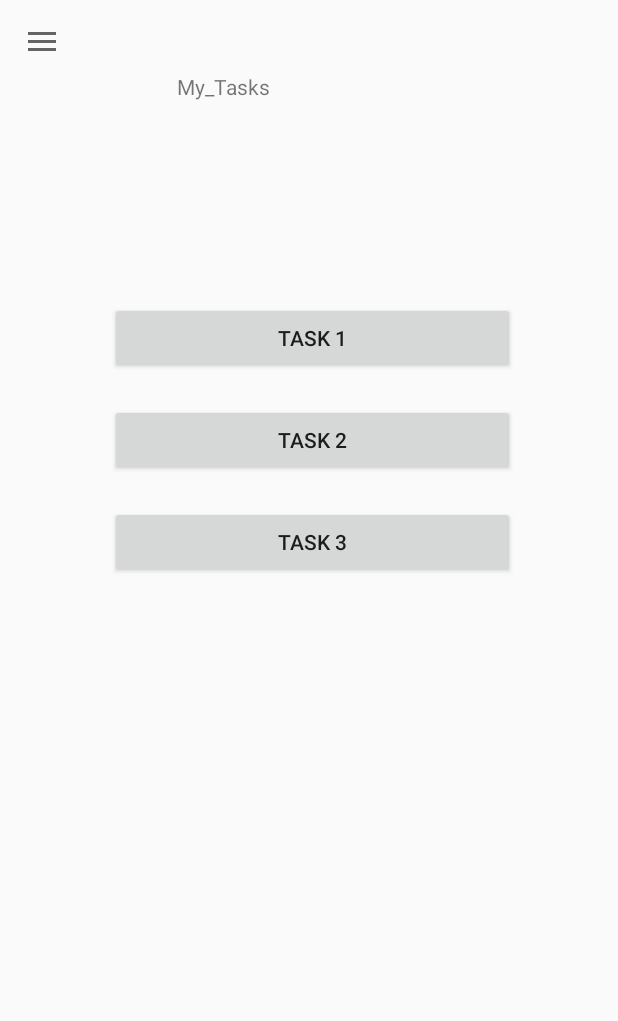
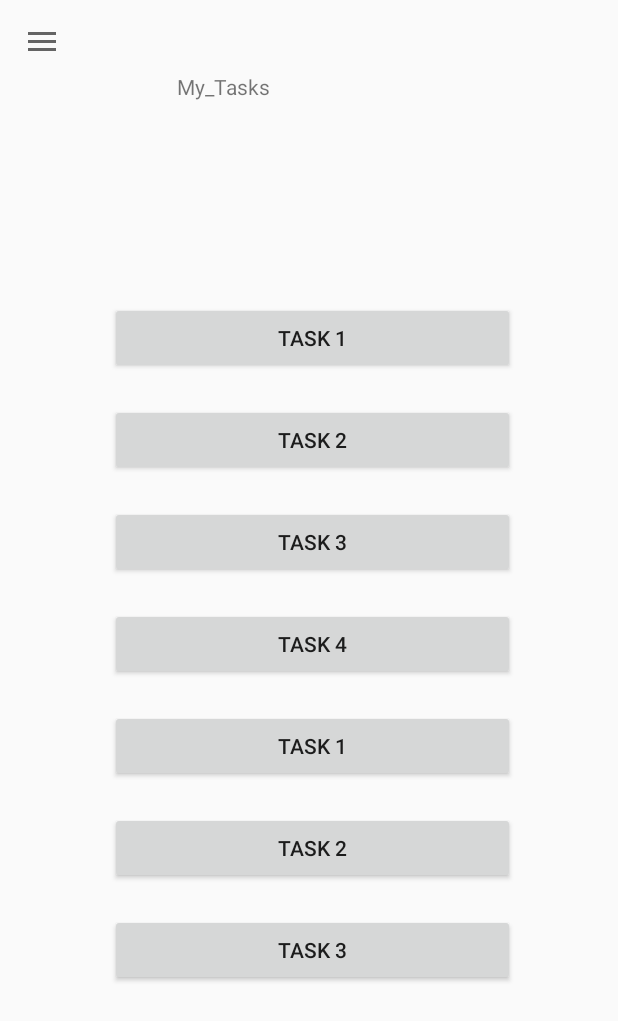
Before and after one commit to JordanGardiner/Messy_Flatmates, an Android app: the fragment My_task_fragment placed in its activity, on a phone screen of 412 x 824 dp. Shown: the top 1021 px of the screen. Run offline under Robolectric (Android 15) with nearby library versions, the phone set to English and light mode, and no system bars.

Commit message:
Created a recycledview frame and support functions for my Tasks

```diff
--- a/app/src/main/java/com/example/messy_flatmates/Fragments/ListAdapter.java
+++ b/app/src/main/java/com/example/messy_flatmates/Fragments/ListAdapter.java
@@ -1,5 +1,7 @@
 package com.example.messy_flatmates.Fragments;
 
+import android.content.Context;
+import android.content.SyncAdapterType;
 import android.view.LayoutInflater;
 import android.view.View;
 import android.view.ViewGroup;
@@ -10,14 +12,60 @@ import android.widget.TextView;
 import androidx.annotation.NonNull;
 import androidx.recyclerview.widget.RecyclerView;
 
+import com.example.messy_flatmates.MainActivity;
 import com.example.messy_flatmates.R;
+import com.example.messy_flatmates.db.Get_requests;
+import com.example.messy_flatmates.db.InternalDBHandler;
 
+import org.json.JSONArray;
+import org.json.JSONException;
+import org.json.JSONObject;
+
+import java.util.ArrayList;
 import java.util.List;
 
 public class ListAdapter extends RecyclerView.Adapter {
 
     private List<String> mData;
     private LayoutInflater mInflater;
+    private final Context context;
+
+    public ListAdapter(Context contextIn){
+        context = contextIn;
+        Get_requests get_requests = new Get_requests();
+        InternalDBHandler internalDBHandler = new InternalDBHandler(context);
+
+        String token = internalDBHandler.getToken();
+        JSONObject response = get_requests.Get_My_Tasks(token);
+        ArrayList<String> taskTitleArray = new ArrayList<>();
+
+        System.out.println(response);
+        System.out.println("here...............");
+
+        try{
+            JSONArray responseArray = new JSONArray("{ " + response.toString() + " }");
+
+            for(int i = 0; i <= responseArray.length(); i++){
+
+                taskTitleArray.add(responseArray.getJSONObject(i).getString("task_name"));
+                System.out.println(responseArray.getJSONObject(i).getString("task_name"));
+
+            }
+
+
+        } catch (JSONException e){
+            System.out.println("here");
+
+            System.out.println(e.getMessage());
+        }
+
+
+
+
+        System.out.println("this is executed how many times ??");
+
+
+    }
 
     @NonNull
     @Override
@@ -42,9 +90,9 @@ public class ListAdapter extends RecyclerView.Adapter {
         Button taskBTN;
         ImageView taskImage;
 
-
         ListViewHolder(View itemView) {
             super(itemView);
+
             taskBTN = itemView.findViewById(R.id.task_resourseBTN);
             taskBTN.setOnClickListener(new View.OnClickListener() {
                 @Override
--- a/app/src/main/java/com/example/messy_flatmates/Fragments/My_task_fragment.java
+++ b/app/src/main/java/com/example/messy_flatmates/Fragments/My_task_fragment.java
@@ -31,18 +31,11 @@ public class My_task_fragment extends Fragment {
 
 
 
-        // data to populate the RecyclerView with
-        ArrayList<String> animalNames = new ArrayList<>();
-        animalNames.add("Horse");
-        animalNames.add("Cow");
-        animalNames.add("Camel");
-        animalNames.add("Sheep");
-        animalNames.add("Goat");
 
 
         RecyclerView recyclerView = myView.findViewById(R.id.myTaskRecyclerView);
 
-        ListAdapter listAdapter = new ListAdapter();
+        ListAdapter listAdapter = new ListAdapter(getContext());
         recyclerView.setAdapter(listAdapter);
         RecyclerView.LayoutManager layoutManager = new LinearLayoutManager(getActivity());
         recyclerView.setLayoutManager(layoutManager);
--- a/app/src/main/java/com/example/messy_flatmates/Fragments/tempData.java
+++ b/app/src/main/java/com/example/messy_flatmates/Fragments/tempData.java
@@ -5,7 +5,32 @@ public class tempData {
     public static String[] title = new String[] {
             "task 1",
             "task 2",
-            "task 3"
+            "task 3",
+            "task 4",
+            "task 1",
+            "task 2",
+            "task 3",
+            "task 4",
+            "task 1",
+            "task 2",
+            "task 3",
+            "task 4",
+            "task 1",
+            "task 2",
+            "task 3",
+            "task 4",
+            "task 1",
+            "task 2",
+            "task 3",
+            "task 4",
+            "task 1",
+            "task 2",
+            "task 3",
+            "task 4",
+            "task 1",
+            "task 2",
+            "task 3",
+            "task 4"
     };
 
 
--- a/app/src/main/java/com/example/messy_flatmates/db/Connections.java
+++ b/app/src/main/java/com/example/messy_flatmates/db/Connections.java
@@ -341,7 +341,7 @@ public class Connections {
 
         System.out.println("Attempting to connect: " + requestString);
         System.out.println("Response code " + responseCode);
-        System.out.println("Response Body " + responseBody);
+        System.out.println("Response Body " + responseBody); //@todo error with a JSONArray being made as a JSONObject.
         return responseJSON;
     }
 
--- a/app/src/main/java/com/example/messy_flatmates/db/Get_requests.java
+++ b/app/src/main/java/com/example/messy_flatmates/db/Get_requests.java
@@ -50,4 +50,10 @@ public class Get_requests extends Connections {
         return SendRequest(request, null, token, "GET");
 
     }
+
+
+    public JSONObject Get_My_Tasks(String token){
+        String request = "/api/tasks";
+        return SendRequest(request, null, token, "GET");
+    }
 }
```
